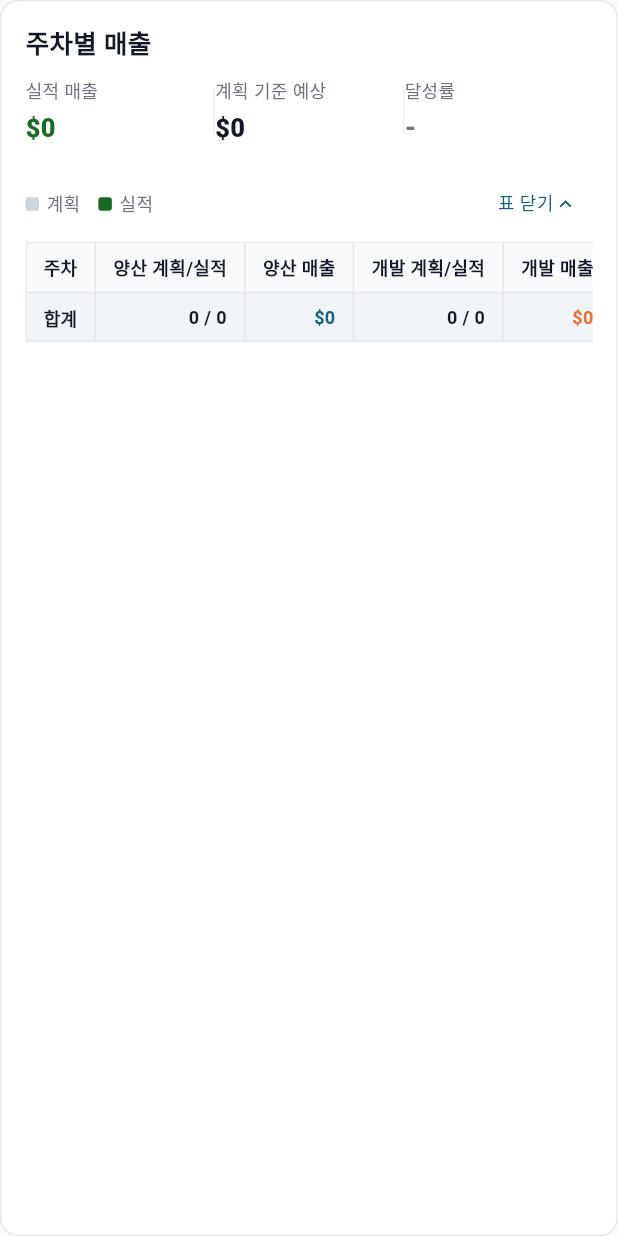
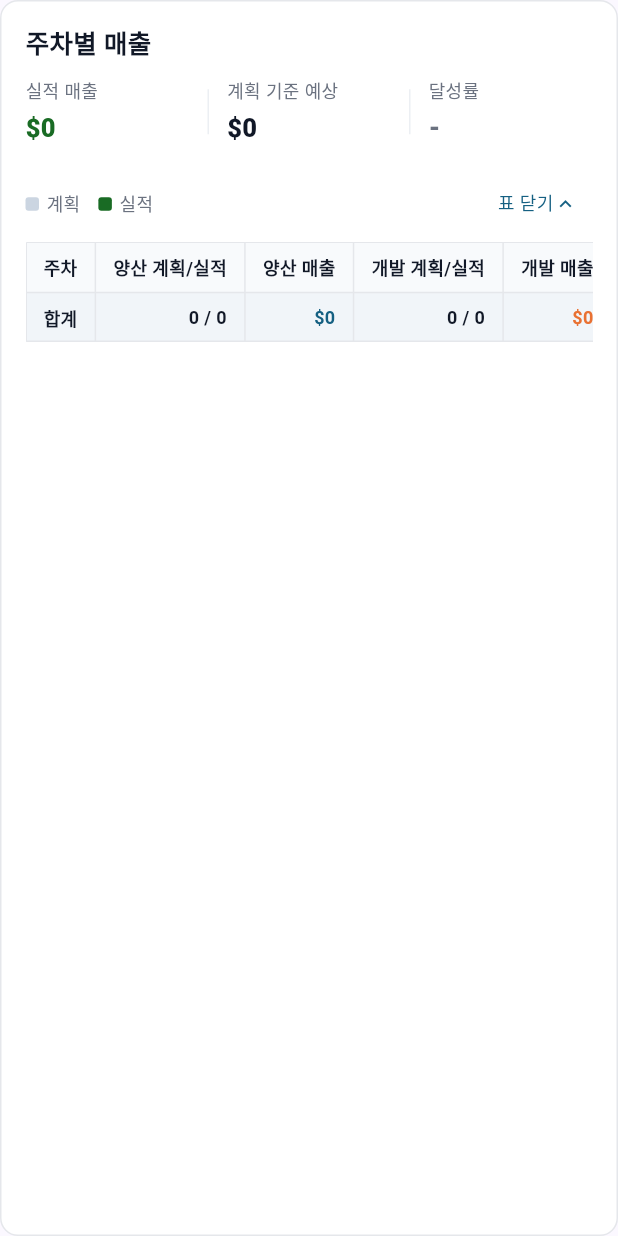
Before and after one commit to msk05317/project_summary, a Flutter app: the WeeklyRevenueCard widget shown alone on an empty page, opened directly with empty values, after a tap on "표로 보기", on a phone screen of 412 x 824 dp. Run offline on Flutter 3.47's test engine with Material 3 defaults, Android fonts, the phone set to English and light mode, and no system bars; our stand-ins replace dio, firebase_core, firebase_messaging, fl_chart, flutter_local_notifications, open_filex and 3 more; missing offline and left inert: workmanager; accounts and stored records are empty; network calls fail; statements that could not run were skipped.

Commit message:
fix(app): 구분선에 글자가 붙어 있던 것
세로 구분선을 Expanded 칸 사이에 여백 없이 끼워 넣어서, 선 양옆의 글자가
선에 딱 붙어 읽기 답답했다. 구분선에 좌우 margin 을 준다.

- 홈 · 9월 매출 카드 (출하 | 계획 대비 부족) — 14px
- 프로젝트 현황 · 주차별 매출 (실적 매출 | 계획 기준 예상 | 달성률) — 12px x2
- 매출 상세 화면 — 14px
- 모델 상세 (계획 기준 예상 매출 | 실적 매출) — 14px

여백을 준 뒤 남는 칸 폭: 360dp 에서 2칸 148px / 3칸 82px, 390dp 에서
2칸 163px / 3칸 92px. 가장 긴 라벨 '계획 기준 예상'(약 78px)이 들어간다.

Co-Authored-By: Claude Opus 5 <noreply@anthropic.com>
Claude-Session: https://claude.ai/code/session_014xKHG3kGQgEVBwKxcpeumM

```diff
--- a/mobile/lib/widgets/weekly_revenue_card.dart
+++ b/mobile/lib/widgets/weekly_revenue_card.dart
@@ -72,14 +72,26 @@ class _WeeklyRevenueCardState extends State<WeeklyRevenueCard> {
                   color: AppColors.summaryNormal,
                 ),
               ),
-              Container(width: 1, height: 30, color: AppColors.borderSoft),
+              // 구분선에 글자가 붙지 않게 양옆으로 띄운다.
+              Container(
+                width: 1,
+                height: 30,
+                margin: const EdgeInsets.symmetric(horizontal: 12),
+                color: AppColors.borderSoft,
+              ),
               Expanded(
                 child: _Kpi(
                   label: '계획 기준 예상',
                   value: Fmt.moneyShort(rev.combinedPlanRevenue),
                 ),
               ),
-              Container(width: 1, height: 30, color: AppColors.borderSoft),
+              // 구분선에 글자가 붙지 않게 양옆으로 띄운다.
+              Container(
+                width: 1,
+                height: 30,
+                margin: const EdgeInsets.symmetric(horizontal: 12),
+                color: AppColors.borderSoft,
+              ),
               Expanded(
                 child: _Kpi(
                   label: '달성률',
```
Also changed, not shown: mobile/lib/components/home/exec_revenue_card.dart (+7 -1 lines), mobile/lib/screens/model_list_screen.dart (+6 -1 lines), mobile/lib/screens/revenue_detail_screen.dart (+6 -1 lines).
